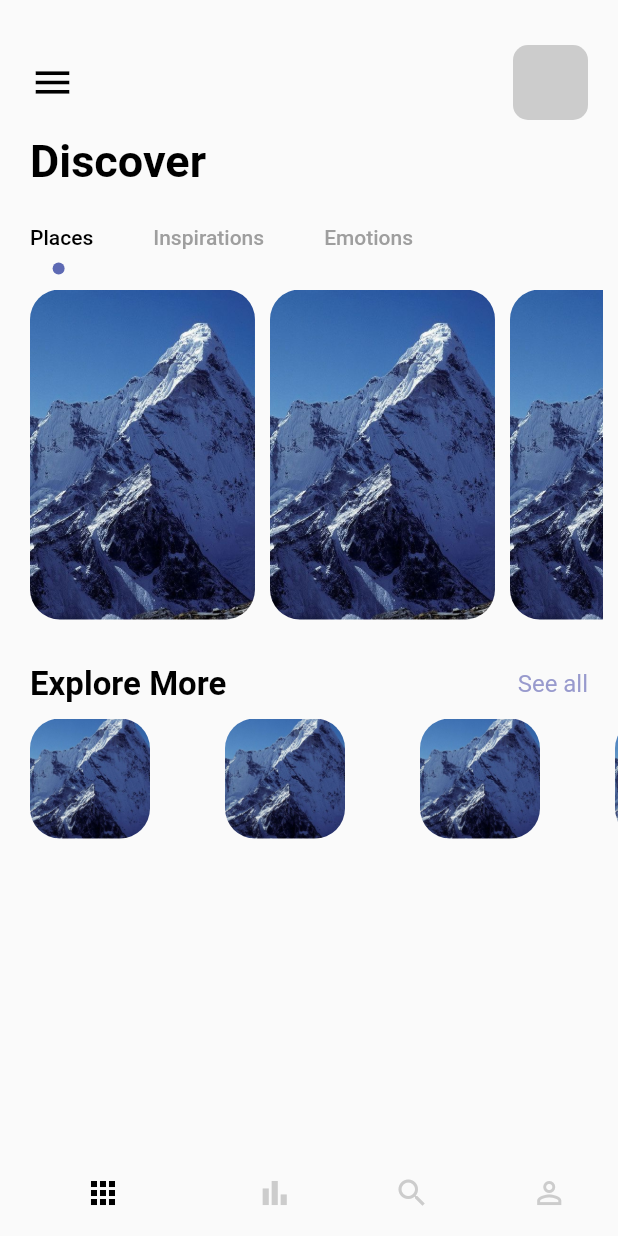
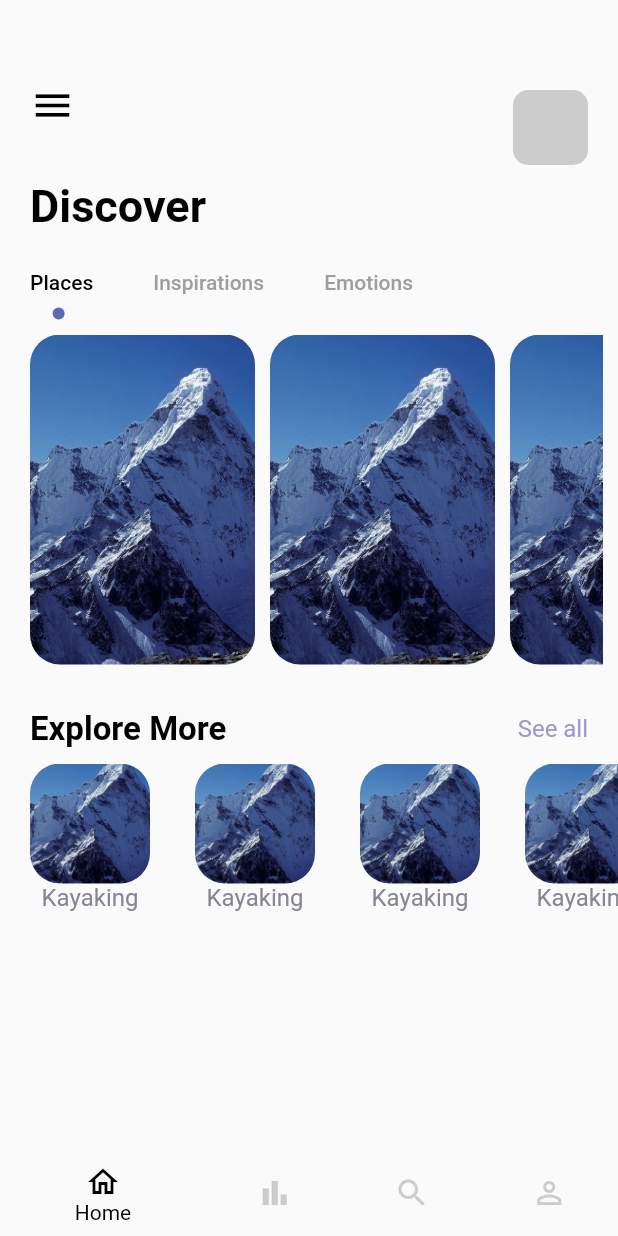
Before and after one commit to dossmedaziz/learn_flutter_design, a Flutter app: the screen it shows after launch, on a phone screen of 412 x 824 dp. Run offline on Flutter 3.47's test engine with Material 2 defaults, Android fonts, the phone set to English and light mode, and no system bars.

Commit message:
show labels at navBar

```diff
--- a/lib/navpages/main_page.dart
+++ b/lib/navpages/main_page.dart
@@ -33,19 +33,19 @@
           currentIndex: currentIndex,
           selectedItemColor: Colors.black,
           unselectedItemColor: Colors.grey.withOpacity(0.5),
-          showSelectedLabels: false,
+          showSelectedLabels: true,
           showUnselectedLabels: false,
           elevation: 0,
           onTap: onTap,
           items: [
             const BottomNavigationBarItem(
-                icon: Icon(Icons.apps), label: "Home"),
+                icon: Icon(Icons.home_outlined), label: "Home"),
             const BottomNavigationBarItem(
-                icon: Icon(Icons.bar_chart_sharp), label: "Bar"),
+                icon: Icon(Icons.bar_chart_outlined), label: "Bar"),
             const BottomNavigationBarItem(
-                icon: Icon(Icons.search), label: "Serach"),
+                icon: Icon(Icons.search), label: "Search"),
             const BottomNavigationBarItem(
-                icon: Icon(Icons.person_outline), label: "Me"),
+                icon: Icon(Icons.person_outline), label: "Profile"),
           ]),
     );
   }
--- a/lib/pages/home_page.dart
+++ b/lib/pages/home_page.dart
@@ -12,6 +12,12 @@
 }
 
 class _HomePageState extends State<HomePage> with TickerProviderStateMixin {
+  var images = {
+    "balloning.png" : "Balloning",
+    "hiking.png" : "Hiking",
+    "kayaking.png" : "Kayaking",
+    "snorkling.png" : "Snorkling",
+  } ;
   @override
   Widget build(BuildContext context) {
     TabController _tabController = TabController(length: 3, vsync: this);
@@ -26,7 +32,7 @@
                 Icon(Icons.menu, size: 30, color: Colors.black),
                 Expanded(child: Container()),
                 Container(
-                  margin: EdgeInsets.only(right: 20),
+                  margin: EdgeInsets.only(right: 20,top: 30),
                   width: 50,
                   height: 50,
                   decoration: BoxDecoration(
@@ -115,10 +121,12 @@
                 itemCount: 4,
                 scrollDirection: Axis.horizontal,
                 itemBuilder: (_, index) {
-                  return Column(
+                  return Container(
+                    margin: const EdgeInsets.only(right : 30),
+                    child: Column(
                       children: [
                         Container(
-                        margin: const EdgeInsets.only(right: 50),
+                          // margin: const EdgeInsets.only(right: 50),
                           width: 80,
                           height: 80,
                           decoration: BoxDecoration(
@@ -127,8 +135,12 @@
                               image: DecorationImage(
                                   image: AssetImage("img/mountain.jpeg"),
                                   fit: BoxFit.cover)),
+                        ),
+                        Container(
+                          child: AppText(text: "Kayaking",color: AppColors.textColor2,),
                         )
                       ],
+                    ),
                   );
                 }),
           )
```
Lines whose indentation alone changed are shown as unchanged.
